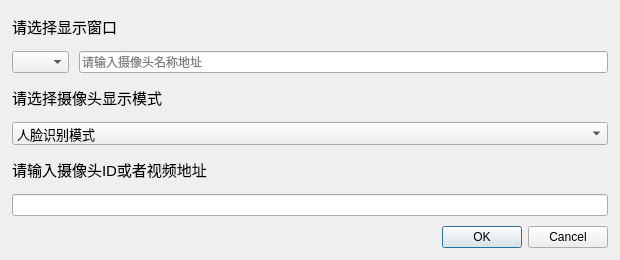
Old version of the form ui/Add.ui in the repository Riptide65536/FaceReco.
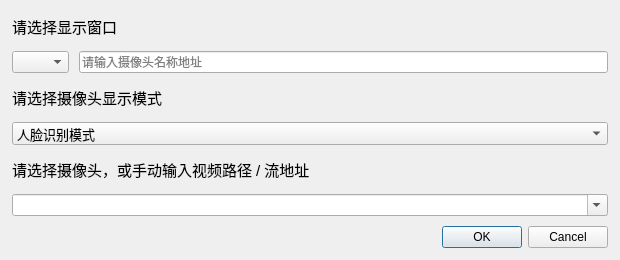
New version of the form.

The edit to the form file:
```diff
--- a/ui/Add.ui
+++ b/ui/Add.ui
@@ -120,14 +120,20 @@
       </font>
      </property>
      <property name="text">
-      <string>请输入摄像头ID或者视频地址</string>
+      <string>请选择摄像头，或手动输入视频路径 / 流地址</string>
      </property>
     </widget>
    </item>
    <item>
-    <widget class="QLineEdit" name="lineEdit">
+    <widget class="QComboBox" name="comboBoxSource">
      <property name="minimumHeight">
-      <number>28</number>
+      <number>34</number>
+     </property>
+     <property name="editable">
+      <bool>true</bool>
+     </property>
+     <property name="insertPolicy">
+      <enum>QComboBox::NoInsert</enum>
      </property>
     </widget>
    </item>
```
Left out of the diff: 10 changed lines with no effect on the pictures.
